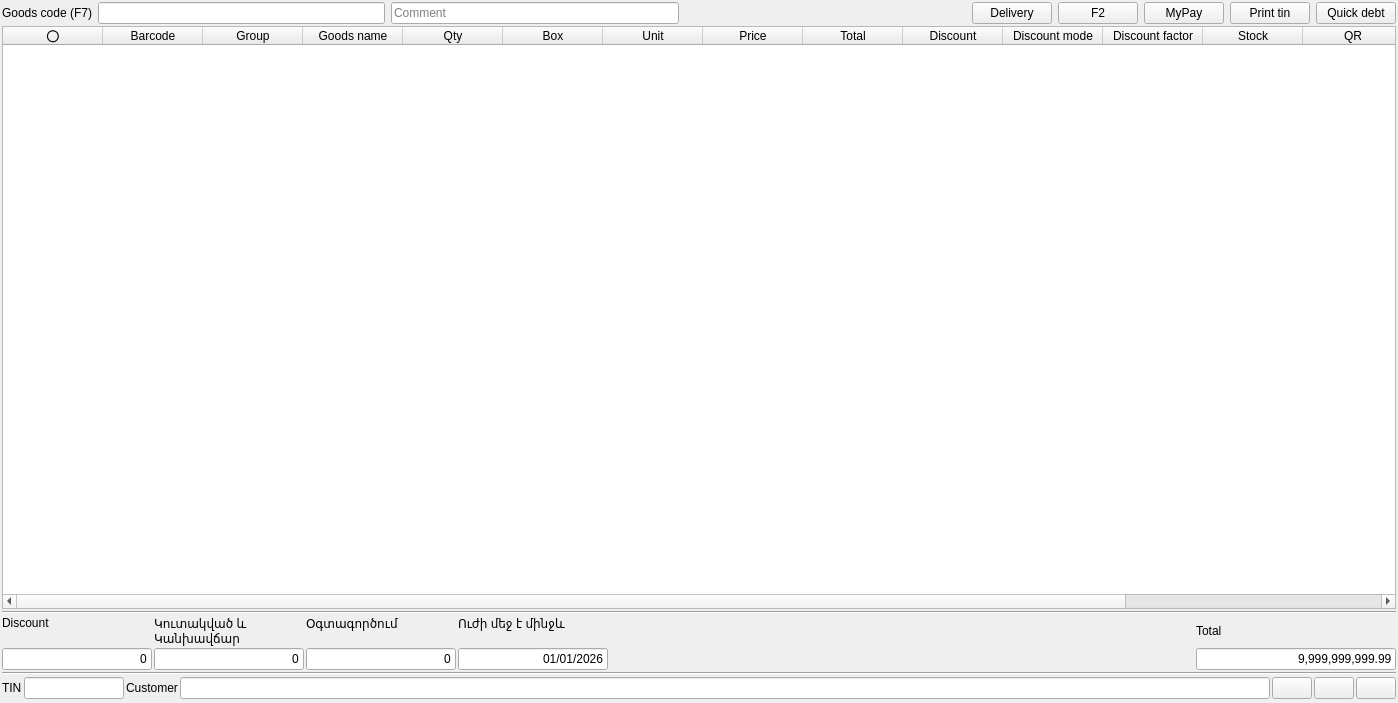
End1-1/Cafe5, file Shop/worder.ui: the form before one commit.
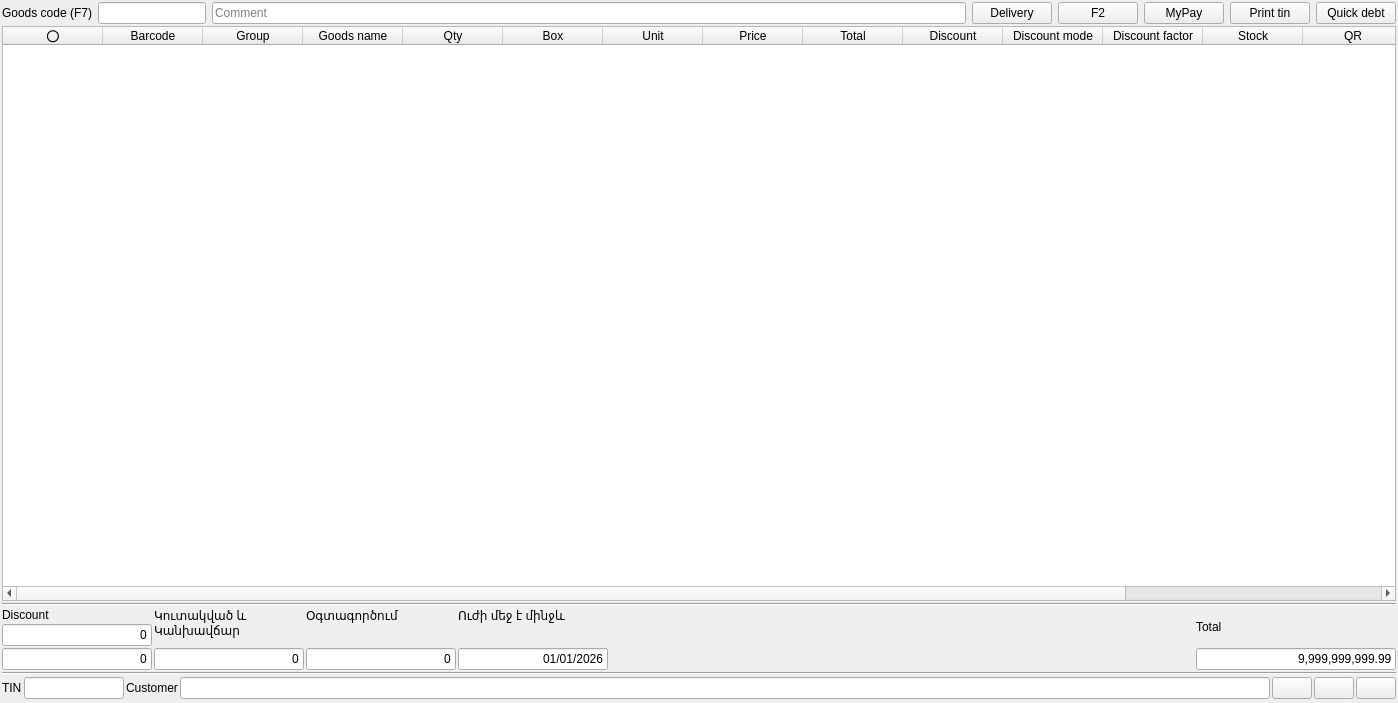
The form after the commit. Icons and pictures are not drawn. Custom widgets are drawn as their Qt base class.

Patch:
```diff
--- a/Shop/worder.ui
+++ b/Shop/worder.ui
@@ -63,9 +63,15 @@
       </item>
       <item>
        <widget class="QLineEdit" name="leComment">
+        <property name="sizePolicy">
+         <sizepolicy hsizetype="Expanding" vsizetype="Fixed">
+          <horstretch>20</horstretch>
+          <verstretch>0</verstretch>
+         </sizepolicy>
+        </property>
         <property name="maximumSize">
          <size>
-          <width>300</width>
+          <width>16777215</width>
           <height>16777215</height>
          </size>
         </property>
@@ -80,21 +86,14 @@
         </property>
        </widget>
       </item>
-      <item>
-       <spacer name="horizontalSpacer_2">
-        <property name="orientation">
-         <enum>Qt::Orientation::Horizontal</enum>
-        </property>
-        <property name="sizeHint" stdset="0">
-         <size>
-          <width>40</width>
-          <height>20</height>
-         </size>
-        </property>
-       </spacer>
-      </item>
       <item>
        <widget class="QPushButton" name="btnF1">
+        <property name="sizePolicy">
+         <sizepolicy hsizetype="Minimum" vsizetype="Fixed">
+          <horstretch>0</horstretch>
+          <verstretch>0</verstretch>
+         </sizepolicy>
+        </property>
         <property name="focusPolicy">
          <enum>Qt::FocusPolicy::NoFocus</enum>
         </property>
@@ -114,6 +113,12 @@
       </item>
       <item>
        <widget class="QPushButton" name="btnF2">
+        <property name="sizePolicy">
+         <sizepolicy hsizetype="Minimum" vsizetype="Fixed">
+          <horstretch>0</horstretch>
+          <verstretch>0</verstretch>
+         </sizepolicy>
+        </property>
         <property name="focusPolicy">
          <enum>Qt::FocusPolicy::NoFocus</enum>
         </property>
@@ -133,6 +138,12 @@
       </item>
       <item>
        <widget class="QPushButton" name="btnF3">
+        <property name="sizePolicy">
+         <sizepolicy hsizetype="Minimum" vsizetype="Fixed">
+          <horstretch>0</horstretch>
+          <verstretch>0</verstretch>
+         </sizepolicy>
+        </property>
         <property name="focusPolicy">
          <enum>Qt::FocusPolicy::NoFocus</enum>
         </property>
@@ -152,6 +163,12 @@
       </item>
       <item>
        <widget class="QPushButton" name="btnF4">
+        <property name="sizePolicy">
+         <sizepolicy hsizetype="Minimum" vsizetype="Fixed">
+          <horstretch>0</horstretch>
+          <verstretch>0</verstretch>
+         </sizepolicy>
+        </property>
         <property name="focusPolicy">
          <enum>Qt::FocusPolicy::NoFocus</enum>
         </property>
@@ -171,6 +188,12 @@
       </item>
       <item>
        <widget class="QPushButton" name="btnF5">
+        <property name="sizePolicy">
+         <sizepolicy hsizetype="Minimum" vsizetype="Fixed">
+          <horstretch>0</horstretch>
+          <verstretch>0</verstretch>
+         </sizepolicy>
+        </property>
         <property name="focusPolicy">
          <enum>Qt::FocusPolicy::NoFocus</enum>
         </property>
@@ -334,7 +357,7 @@
        <number>0</number>
       </property>
       <item row="2" column="1">
-       <widget class="QWidget" name="widget_6" native="true">
+       <widget class="QWidget" name="waccumulatedinfo" native="true">
         <layout class="QGridLayout" name="gridLayout_4">
          <property name="leftMargin">
           <number>0</number>
@@ -630,7 +653,7 @@
          <property name="spacing">
           <number>2</number>
          </property>
-         <item row="1" column="1">
+         <item row="2" column="1">
           <widget class="C5LineEdit" name="leDisc">
            <property name="sizePolicy">
             <sizepolicy hsizetype="Preferred" vsizetype="Fixed">
@@ -680,6 +703,40 @@
            </property>
           </widget>
          </item>
+         <item row="1" column="1">
+          <widget class="C5LineEdit" name="leTotalAccumulated">
+           <property name="sizePolicy">
+            <sizepolicy hsizetype="Preferred" vsizetype="Fixed">
+             <horstretch>0</horstretch>
+             <verstretch>0</verstretch>
+            </sizepolicy>
+           </property>
+           <property name="minimumSize">
+            <size>
+             <width>150</width>
+             <height>0</height>
+            </size>
+           </property>
+           <property name="maximumSize">
+            <size>
+             <width>150</width>
+             <height>16777215</height>
+            </size>
+           </property>
+           <property name="focusPolicy">
+            <enum>Qt::FocusPolicy::NoFocus</enum>
+           </property>
+           <property name="text">
+            <string>0</string>
+           </property>
+           <property name="alignment">
+            <set>Qt::AlignmentFlag::AlignRight|Qt::AlignmentFlag::AlignTrailing|Qt::AlignmentFlag::AlignVCenter</set>
+           </property>
+           <property name="readOnly">
+            <bool>true</bool>
+           </property>
+          </widget>
+         </item>
         </layout>
        </widget>
       </item>
```
Left out of the diff: 2 changed lines with no effect on the pictures.
